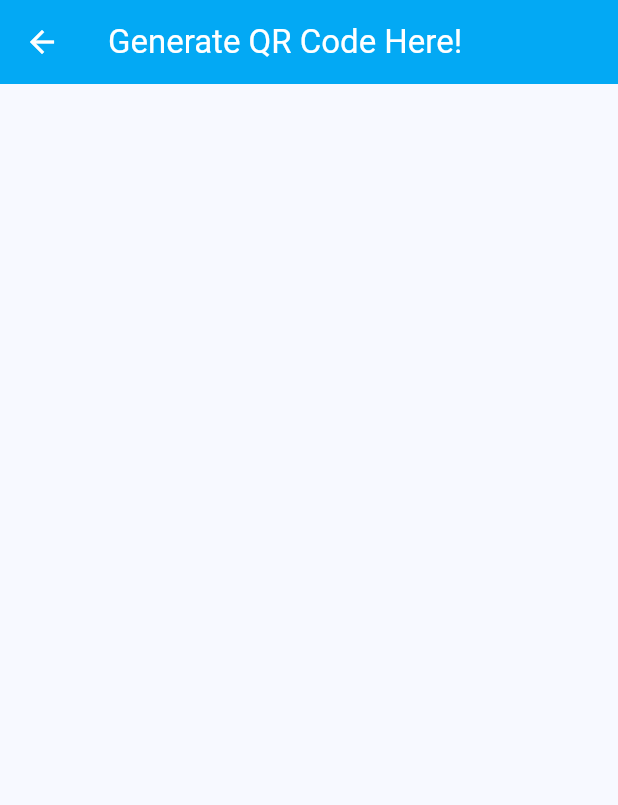
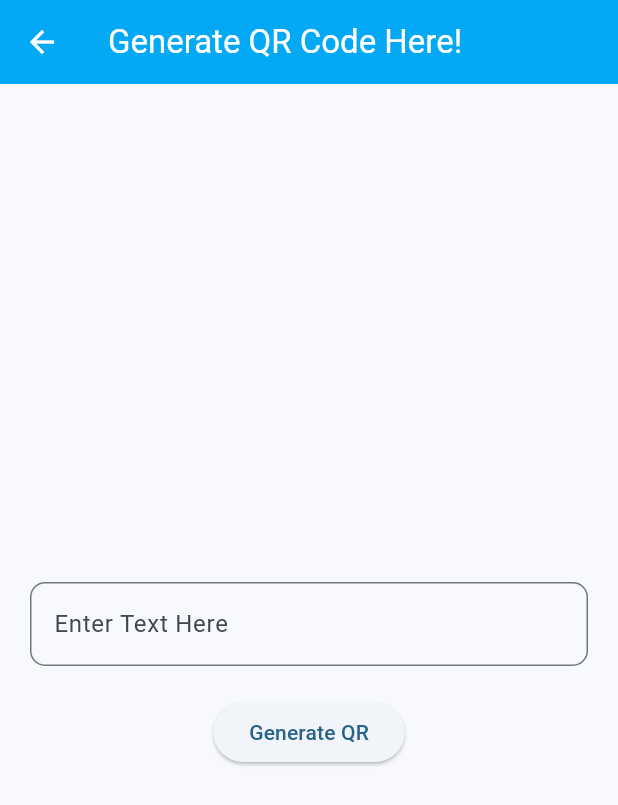
Before and after one commit to Wajahat-Rana/QR-Code-Scanner-Generator-App, a Flutter app: the screen it shows after launch, after a tap on "QR Code Generator", on a phone screen of 412 x 824 dp. Shown: the top 805 px of the screen. Run offline on Flutter 3.47's test engine with Material 3 defaults, Android fonts, the phone set to English and light mode, and no system bars; our stand-ins replace qr_flutter.

Commit message:
Added QR Code Generation Functionality

```diff
--- a/lib/main.dart
+++ b/lib/main.dart
@@ -43,11 +43,16 @@ class _HomePageState extends State<HomePage> {
           mainAxisAlignment: MainAxisAlignment.center,
           children: [
             ElevatedButton(onPressed: (){
-              Navigator.of(context).push(MaterialPageRoute(builder: (context) => const QRScanner()));
+              setState(() {
+                Navigator.of(context).push(MaterialPageRoute(builder: (context) => const QRScanner()));
+              });
+
             }, child: const Text("QR Code Scanner")),
             const SizedBox(height: 20,),
             ElevatedButton(onPressed: (){
+              setState(() {
               Navigator.of(context).push(MaterialPageRoute(builder: (context) => const QRGenerator()));
+              });
             }, child: const Text("QR Code Generator")),
           ],
         ),
--- a/lib/views/generator_view.dart
+++ b/lib/views/generator_view.dart
@@ -1,4 +1,5 @@
 import 'package:flutter/material.dart';
+import 'package:qr_flutter/qr_flutter.dart';
 
 class QRGenerator extends StatefulWidget {
   const QRGenerator({super.key});
@@ -8,6 +9,9 @@ class QRGenerator extends StatefulWidget {
 }
 
 class _QRGeneratorState extends State<QRGenerator> {
+
+  TextEditingController urlController = TextEditingController();
+
   @override
   Widget build(BuildContext context) {
     return  Scaffold(
@@ -18,6 +22,34 @@ class _QRGeneratorState extends State<QRGenerator> {
         title: const Text("Generate QR Code Here!",style: TextStyle(color: Colors.white),),
         backgroundColor: Colors.lightBlue,
       ),
+      body: Center(
+        child: SingleChildScrollView(
+          child: Column(
+            mainAxisAlignment: MainAxisAlignment.center,
+            children: [
+              if(urlController.text.isNotEmpty)QrImageView(data: urlController.text,version: QrVersions.auto,size: 200.0,),
+          const SizedBox(height: 20,),
+Container(
+  padding: const EdgeInsets.only(left: 20,right: 20),
+      child: TextField(
+        controller: urlController,
+        decoration: InputDecoration(
+          hintText: "Enter Text Here",
+          border: OutlineInputBorder(borderRadius: BorderRadius.circular(10)),
+          label: const Text("Enter Text Here")
+        ),
+      ),
+  ),
+   const SizedBox(height: 20,),
+      ElevatedButton(onPressed: (){
+        setState(() {
+
+        });
+      }, child: const Text("Generate QR")),
+            ],
+          ),
+        ),
+      ),
     );
   }
 }
--- a/lib/views/scanner_view.dart
+++ b/lib/views/scanner_view.dart
@@ -8,6 +8,7 @@ class QRScanner extends StatefulWidget {
 }
 
 class _QRScannerState extends State<QRScanner> {
+
   @override
   Widget build(BuildContext context) {
     return  Scaffold(
@@ -18,6 +19,7 @@ class _QRScannerState extends State<QRScanner> {
         title: const Text("Scan QR Code Here!",style: TextStyle(color: Colors.white),),
         backgroundColor: Colors.lightBlue,
       ),
+
     );
   }
 }
--- a/pubspec.yaml
+++ b/pubspec.yaml
@@ -37,6 +37,7 @@ dependencies:
   cupertino_icons: ^1.0.6
   qr_flutter: ^4.1.0
   qr_code_scanner: ^1.0.1
+  simple_barcode_scanner: ^0.0.8
 
 dev_dependencies:
   flutter_test:
```
Also changed, not shown: lib/views/scanner_page.dart (added), pubspec.lock.
